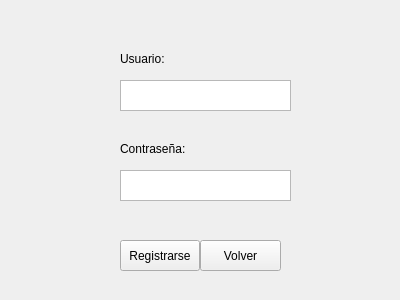
First picture: the form in Videojuego_Final/registrarse.ui, repository KevinMartinez1999/Juego, before the edit.
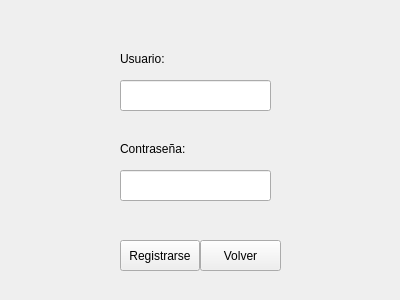
Second picture: the form after the edit. Icons and pictures are not drawn.

```diff
--- a/Videojuego_Final/registrarse.ui
+++ b/Videojuego_Final/registrarse.ui
@@ -39,26 +39,6 @@
     <string>Contraseña:</string>
    </property>
   </widget>
-  <widget class="QPlainTextEdit" name="usuario">
-   <property name="geometry">
-    <rect>
-     <x>120</x>
-     <y>80</y>
-     <width>171</width>
-     <height>31</height>
-    </rect>
-   </property>
-  </widget>
-  <widget class="QPlainTextEdit" name="clave">
-   <property name="geometry">
-    <rect>
-     <x>120</x>
-     <y>170</y>
-     <width>171</width>
-     <height>31</height>
-    </rect>
-   </property>
-  </widget>
   <widget class="QPushButton" name="registrarse">
    <property name="geometry">
     <rect>
@@ -85,6 +65,26 @@
     <string>Volver</string>
    </property>
   </widget>
+  <widget class="QLineEdit" name="usuario">
+   <property name="geometry">
+    <rect>
+     <x>120</x>
+     <y>80</y>
+     <width>151</width>
+     <height>31</height>
+    </rect>
+   </property>
+  </widget>
+  <widget class="QLineEdit" name="clave">
+   <property name="geometry">
+    <rect>
+     <x>120</x>
+     <y>170</y>
+     <width>151</width>
+     <height>31</height>
+    </rect>
+   </property>
+  </widget>
  </widget>
  <resources/>
  <connections/>
```
Left out of the diff: 10 changed lines with no effect on the pictures.
